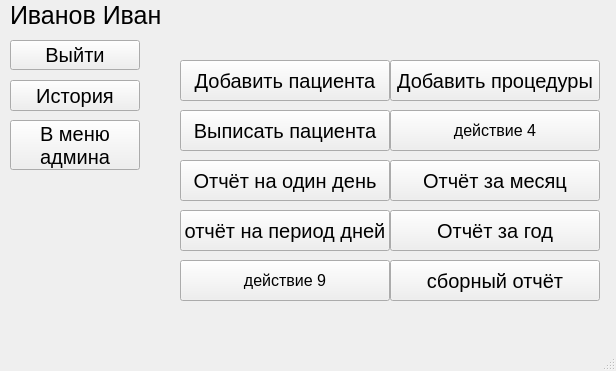
PolkovnikovPavel/collection_lfk, file data/design/form_main_menu.ui: the form before one commit.
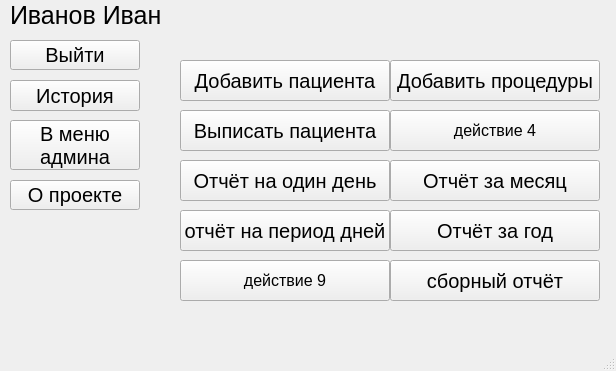
The form after the commit.

What changed in the file:
```diff
--- a/data/design/form_main_menu.ui
+++ b/data/design/form_main_menu.ui
@@ -293,6 +293,24 @@
      <string>Отчёт за месяц</string>
     </property>
    </widget>
+   <widget class="QPushButton" name="description_button">
+    <property name="geometry">
+     <rect>
+      <x>10</x>
+      <y>180</y>
+      <width>130</width>
+      <height>30</height>
+     </rect>
+    </property>
+    <property name="font">
+     <font>
+      <pointsize>15</pointsize>
+     </font>
+    </property>
+    <property name="text">
+     <string>О проекте</string>
+    </property>
+   </widget>
   </widget>
   <widget class="QMenuBar" name="menubar">
    <property name="geometry">
```
